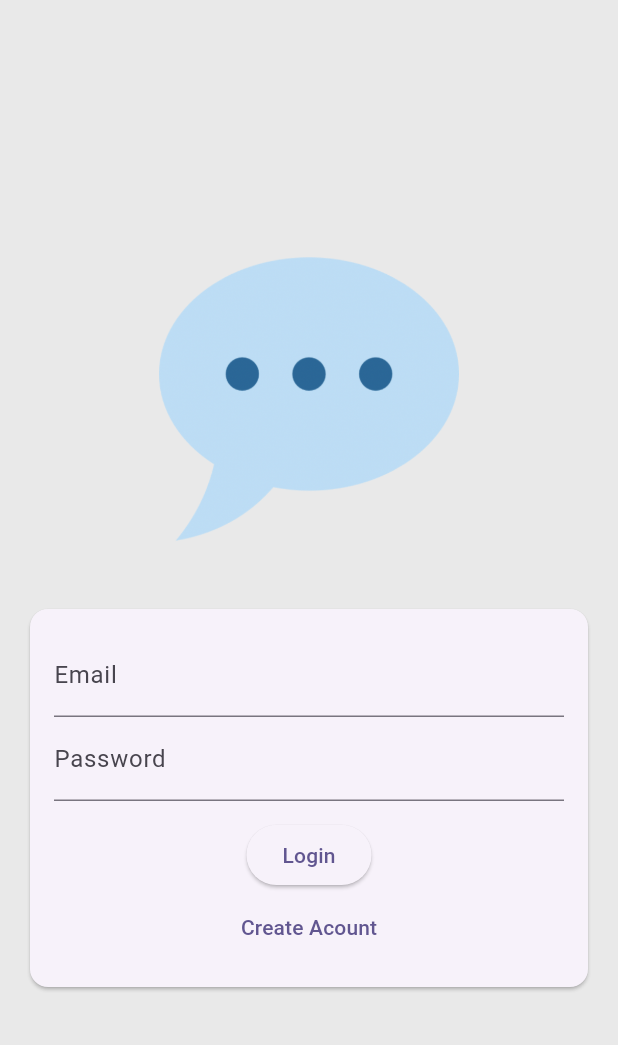
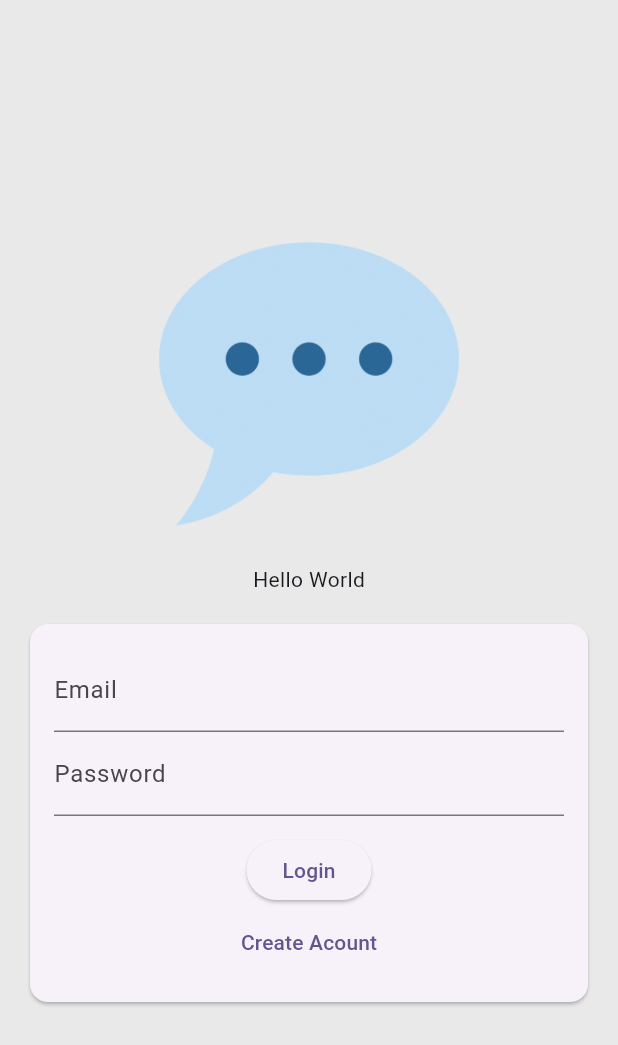
Before and after one commit to genditelamdika/my-chat-app, a Flutter app: the screen it shows after launch, on a phone screen of 412 x 824 dp. Shown: the top 1045 px of the screen. Run offline on Flutter 3.47's test engine with Material 3 defaults, Android fonts, the phone set to English and light mode, and no system bars; our stand-ins replace camera, cloud_firestore, firebase_analytics, firebase_auth, firebase_core, firebase_messaging and 5 more; missing offline and left inert: flutter_stripe; accounts and stored records are empty.

Commit message:
feat: Add hello world to login screen

```diff
--- a/lib/Screens/auth.dart
+++ b/lib/Screens/auth.dart
@@ -108,6 +108,7 @@ class _AuthScreenState extends State<AuthScreen> {
                 width: 200,
                 child: Image.asset('assets/images/chat.png'),
               ),
+              const Text('Hello World'),
               Card(
                 margin: EdgeInsets.all(20),
                 child: SingleChildScrollView(
```
